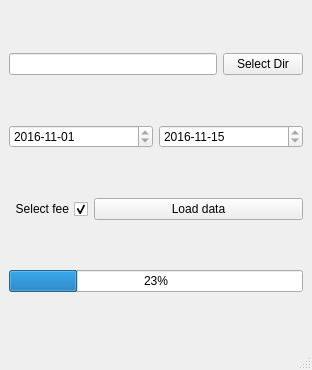
The window that TaxiAnalyser/mainwindow.ui (Dazz993/CS241-Final-Project) describes before a commit, drawn with Qt 5.
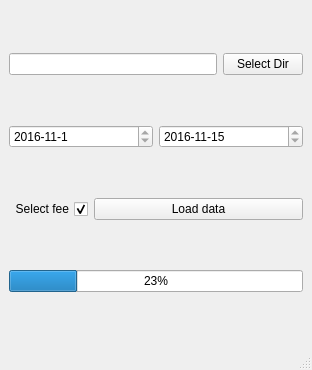
The same window after the commit.

Diff of the .ui file:
```diff
--- a/TaxiAnalyser/mainwindow.ui
+++ b/TaxiAnalyser/mainwindow.ui
@@ -67,7 +67,7 @@
          </date>
         </property>
         <property name="displayFormat">
-         <string>yyyy-M-dd</string>
+         <string>yyyy-M-d</string>
         </property>
        </widget>
       </item>
```
Left out of the diff: 6 changed lines with no effect on the pictures.
